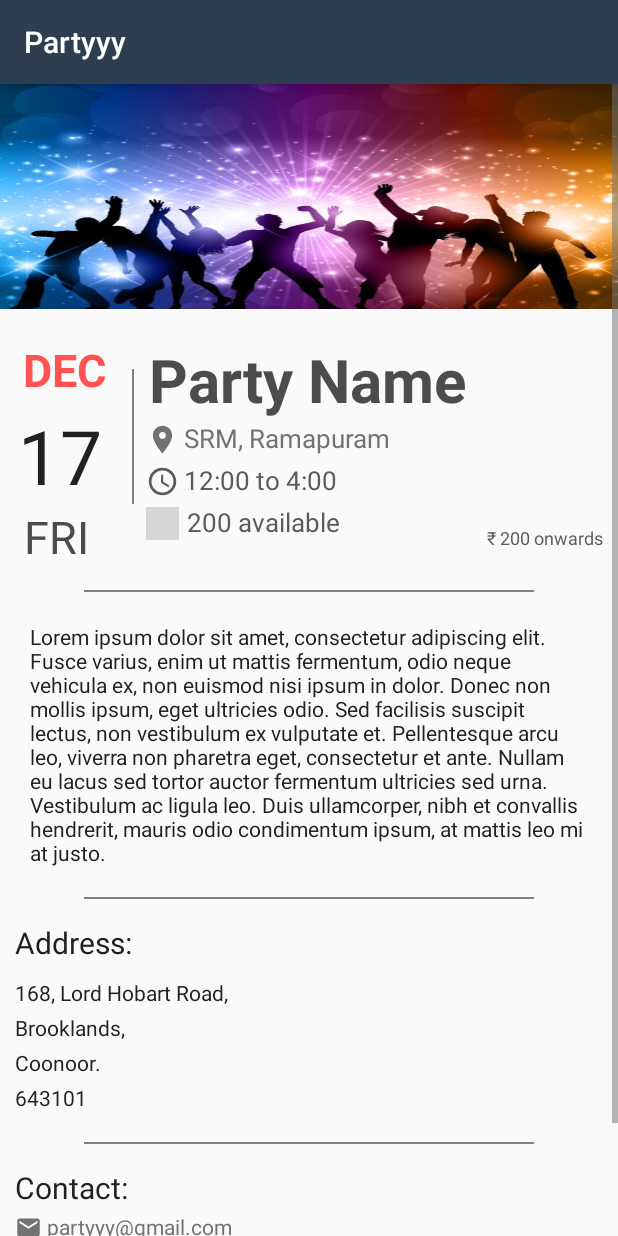
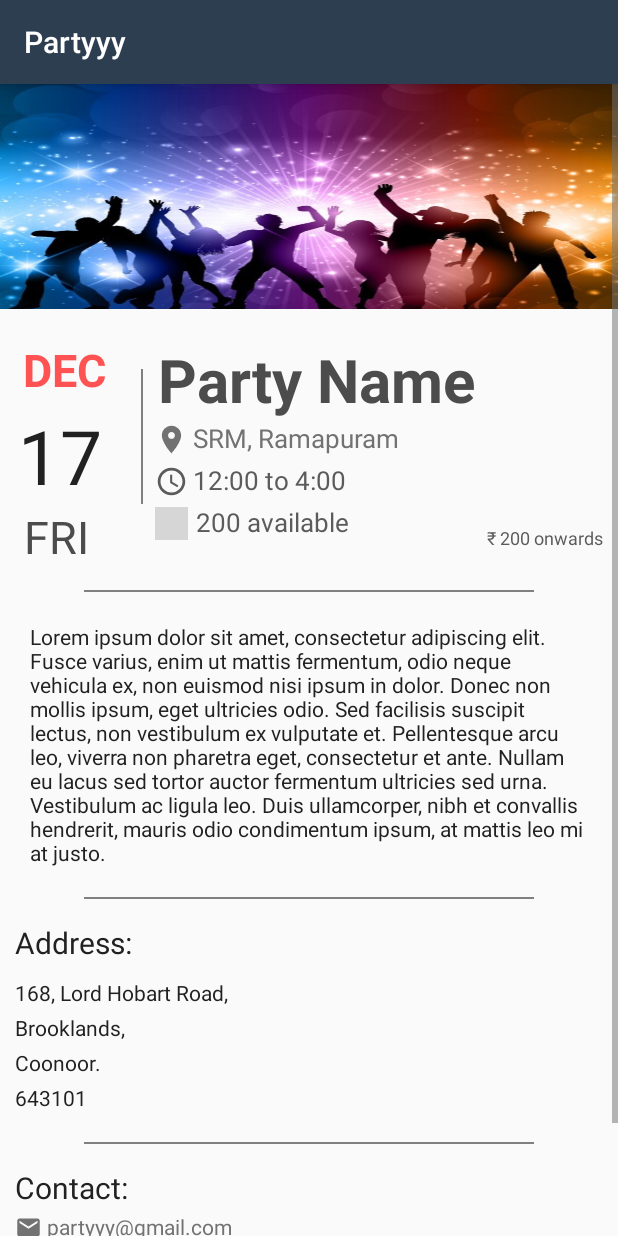
Before and after one commit to krsnvijay/Partyyy, an Android app: the detailedpartyactivity screen opened directly, with no data from a screen before it, on a phone screen of 412 x 824 dp. Run offline under Robolectric (Android 15) with nearby library versions, the phone set to English and light mode, and no system bars; our stand-ins replace ButterKnife, Firebase (no records; nobody signed in at launch, a user with empty details on screens opened directly); 27 statements that could not run were skipped; grey boxes are pictures that could not be loaded.

Commit message:
detailedpartyact

```diff
--- a/app/src/main/java/partyyy/com/notadeveloper/app/partyyy/AddAParty.java
+++ b/app/src/main/java/partyyy/com/notadeveloper/app/partyyy/AddAParty.java
@@ -347,7 +347,8 @@ public class AddAParty extends AppCompatActivity implements DatePickerDialog.OnD
                     long offset = snapshot.getValue(Long.class);
                     estimatedServerTimeMs = System.currentTimeMillis() + offset;
                     DatabaseReference mDatabase = ref.child("parties").child(String.valueOf(estimatedServerTimeMs));
-                    party p = new party(a,photoUrl,b,c,d,e,f,g,h,i,j,null,l,Integer.parseInt(k),userid,nam);
+
+                    party p = new party(a,photoUrl,b,c,d,e,f,g,h,i,j,null,l,Integer.parseInt(k),userid,nam,estimatedServerTimeMs);
                     mDatabase.setValue(p);
                     Intent myIntent = new Intent(AddAParty.this, MainActivity.class);
                     startActivity(myIntent);
--- a/app/src/main/java/partyyy/com/notadeveloper/app/partyyy/detailedpartyactivity.java
+++ b/app/src/main/java/partyyy/com/notadeveloper/app/partyyy/detailedpartyactivity.java
@@ -1,13 +1,137 @@
 package partyyy.com.notadeveloper.app.partyyy;
 
+import android.os.Bundle;
 import android.support.v7.app.AppCompatActivity;
-import android.os.Bundle;
+import android.widget.Button;
+import android.widget.ImageView;
+import android.widget.RelativeLayout;
+import android.widget.TextView;
+
+import com.bumptech.glide.Glide;
+import com.google.firebase.database.DataSnapshot;
+import com.google.firebase.database.DatabaseError;
+import com.google.firebase.database.DatabaseReference;
+import com.google.firebase.database.FirebaseDatabase;
+import com.google.firebase.database.ValueEventListener;
+
+import butterknife.BindView;
+import butterknife.ButterKnife;
 
 public class detailedpartyactivity extends AppCompatActivity {
+
+    @BindView(R.id.iv)
+    ImageView iv;
+    @BindView(R.id.month)
+    TextView month;
+    @BindView(R.id.date)
+    TextView date;
+    @BindView(R.id.day)
+    TextView day;
+    @BindView(R.id.line)
+    RelativeLayout line;
+    @BindView(R.id.pname)
+    TextView pname;
+    @BindView(R.id.loct)
+    TextView loct;
+    @BindView(R.id.timet)
+    TextView timet;
+    @BindView(R.id.descrip)
+    TextView descrip;
+    @BindView(R.id.addt)
+    TextView addt;
+    @BindView(R.id.add1)
+    TextView add1;
+    @BindView(R.id.add2)
+    TextView add2;
+    @BindView(R.id.city)
+    TextView city;
+    @BindView(R.id.pin)
+    TextView pin;
+    @BindView(R.id.contactt)
+    TextView contactt;
+    @BindView(R.id.email)
+    TextView email;
+    @BindView(R.id.phoneicon)
+    ImageView phoneicon;
+    @BindView(R.id.phone)
+    TextView phone;
+    @BindView(R.id.book)
+    Button book;
+
+    DatabaseReference ref;
+    party p = new party();
 
     @Override
     protected void onCreate(Bundle savedInstanceState) {
         super.onCreate(savedInstanceState);
         setContentView(R.layout.activity_detailedpartyactivity);
+        ButterKnife.bind(this);
+
+        String s = getIntent().getStringExtra("party_id");
+
+
+        DatabaseReference mDatabase = FirebaseDatabase.getInstance().getReference();
+        ref = mDatabase.child("parties").child(s);
+        ref.addValueEventListener(new ValueEventListener() {
+            @Override
+            public void onDataChange(DataSnapshot dataSnapshot) {
+                p=dataSnapshot.getValue(party.class);
+
+
+                Glide.with(detailedpartyactivity.this).load(p.getPicture()).into(iv);
+
+                String d = p.getDates();
+
+
+
+                String a[] = d.split("/");
+
+                if (a[0].length()<2)
+                    a[0]="0"+a[0];
+
+                date.setText(a[0]);
+                if(a[1].equals("1"))
+                    month.setText("JAN");
+                else if(a[1].equals("2"))
+                    month.setText("FEB");
+                else if(a[1].equals("3"))
+                    month.setText("MAR");
+                else if(a[1].equals("4"))
+                    month.setText("APR");
+                else if(a[1].equals("5"))
+                    month.setText("MAY");
+                else if(a[1].equals("6"))
+                    month.setText("JUN");
+                else if(a[1].equals("7"))
+                    month.setText("JLY");
+                else if(a[1].equals("8"))
+                    month.setText("AUG");
+                else if(a[1].equals("9"))
+                    month.setText("SEP");
+                else if(a[1].equals("10"))
+                    month.setText("OCT");
+                else if(a[1].equals("11"))
+                    month.setText("NOV");
+                else if(a[1].equals("12"))
+                    month.setText("DEC");
+
+
+                pname.setText(p.getTitle());
+                loct.setText(p.getAddress3());
+                timet.setText(p.getTime()+" to "+p.getTime1());
+                descrip.setText(p.getDescription());
+                add1.setText(p.getAddress1());
+                add2.setText(p.getAddress2());
+                city.setText(p.getAddress3());
+                pin.setText(p.getPincode());
+                phone.setText(p.getNumber());
+                email.setText(p.getEmail());
+            }
+
+            @Override
+            public void onCancelled(DatabaseError databaseError) {
+
+            }
+        });
     }
 }
--- a/app/src/main/res/layout/activity_detailedpartyactivity.xml
+++ b/app/src/main/res/layout/activity_detailedpartyactivity.xml
@@ -53,10 +53,10 @@
         android:layout_width="1dp"
         android:layout_height="90dp"
         android:background="#808080"
-        android:layout_toRightOf="@+id/date"
+        android:layout_toRightOf="@+id/month"
         android:layout_below="@+id/iv"
         android:layout_marginTop="40dp"
-        android:layout_marginLeft="20dp"
+        android:layout_marginLeft="23dp"
         android:id="@+id/line">
 
     </RelativeLayout>
--- a/app/src/main/res/layout/partycard2.xml
+++ b/app/src/main/res/layout/partycard2.xml
@@ -40,7 +40,7 @@
         <TextView
             android:layout_width="wrap_content"
             android:layout_height="wrap_content"
-            android:text="17"
+            android:text="8"
             android:textColor="@color/tw__composer_black"
             android:layout_below="@+id/month"
             android:layout_marginLeft="12dp"
@@ -60,7 +60,7 @@
             android:layout_width="1dp"
             android:layout_height="57dp"
             android:background="#808080"
-            android:layout_toRightOf="@+id/date"
+            android:layout_toRightOf="@+id/month"
             android:layout_below="@+id/iv"
             android:layout_marginTop="25dp"
             android:layout_marginLeft="10dp"
```
Also changed, not shown: app/src/main/java/partyyy/com/notadeveloper/app/partyyy/PartyHolder.java (+10 -4 lines), app/src/main/java/partyyy/com/notadeveloper/app/partyyy/party.java (+11 -1 lines).
